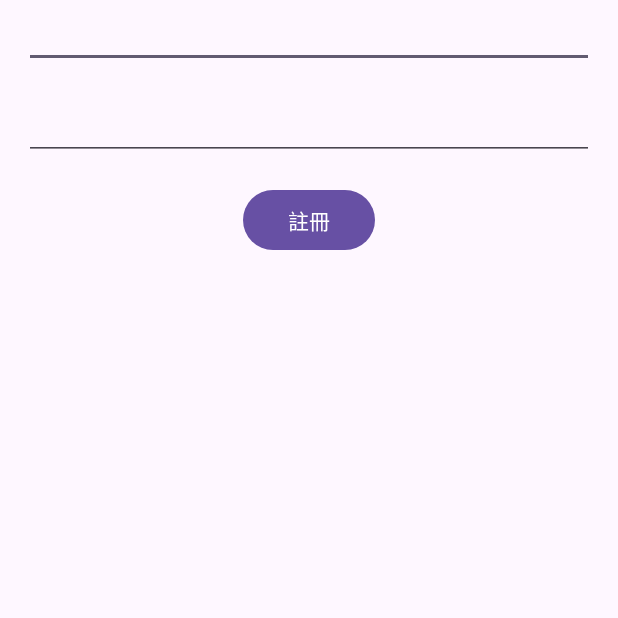
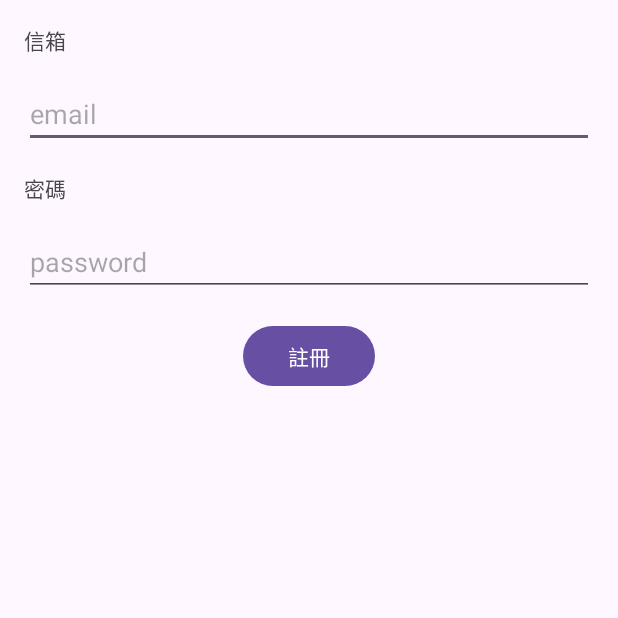
Before and after one commit to saiazuma/agent-money, an Android app: the signupactivity screen opened directly, with no data from a screen before it, on a phone screen of 412 x 824 dp, the top half of it. Run offline under Robolectric (Android 15) with nearby library versions, the phone set to English and light mode, and no system bars; our stand-ins replace Firebase (no records; nobody signed in at launch, a user with empty details on screens opened directly).

Commit message:
Merge EVERYTHING

```diff
--- a/app/src/main/res/layout/activity_signupactivity.xml
+++ b/app/src/main/res/layout/activity_signupactivity.xml
@@ -12,12 +12,15 @@
         android:layout_width="0dp"
         android:layout_height="wrap_content"
         android:layout_marginStart="16dp"
+        android:layout_marginTop="16dp"
         android:layout_marginEnd="16dp"
         android:ems="10"
+        android:hint="email"
         android:inputType="textEmailAddress"
         app:layout_constraintEnd_toEndOf="parent"
+        app:layout_constraintHorizontal_bias="0.0"
         app:layout_constraintStart_toStartOf="parent"
-        app:layout_constraintTop_toTopOf="parent" />
+        app:layout_constraintTop_toBottomOf="@+id/textView2" />
 
     <EditText
         android:id="@+id/et_signup_password"
@@ -27,10 +30,12 @@
         android:layout_marginTop="16dp"
         android:layout_marginEnd="16dp"
         android:ems="10"
+        android:hint="password"
         android:inputType="textPassword"
         app:layout_constraintEnd_toEndOf="parent"
+        app:layout_constraintHorizontal_bias="0.0"
         app:layout_constraintStart_toStartOf="parent"
-        app:layout_constraintTop_toBottomOf="@+id/et_signup_email" />
+        app:layout_constraintTop_toBottomOf="@+id/textView3" />
 
     <Button
         android:id="@+id/btn_signup2"
@@ -41,4 +46,29 @@
         app:layout_constraintEnd_toEndOf="parent"
         app:layout_constraintStart_toStartOf="parent"
         app:layout_constraintTop_toBottomOf="@+id/et_signup_password" />
+
+    <TextView
+        android:id="@+id/textView2"
+        android:layout_width="0dp"
+        android:layout_height="wrap_content"
+        android:layout_marginStart="16dp"
+        android:layout_marginTop="16dp"
+        android:layout_marginEnd="16dp"
+        android:text="信箱"
+        app:layout_constraintEnd_toEndOf="parent"
+        app:layout_constraintStart_toStartOf="parent"
+        app:layout_constraintTop_toTopOf="parent" />
+
+    <TextView
+        android:id="@+id/textView3"
+        android:layout_width="0dp"
+        android:layout_height="wrap_content"
+        android:layout_marginStart="16dp"
+        android:layout_marginTop="16dp"
+        android:layout_marginEnd="16dp"
+        android:text="密碼"
+        app:layout_constraintEnd_toEndOf="parent"
+        app:layout_constraintStart_toStartOf="parent"
+        app:layout_constraintTop_toBottomOf="@+id/et_signup_email" />
+
 </androidx.constraintlayout.widget.ConstraintLayout>
```
Also changed, not shown: 1 other file.
